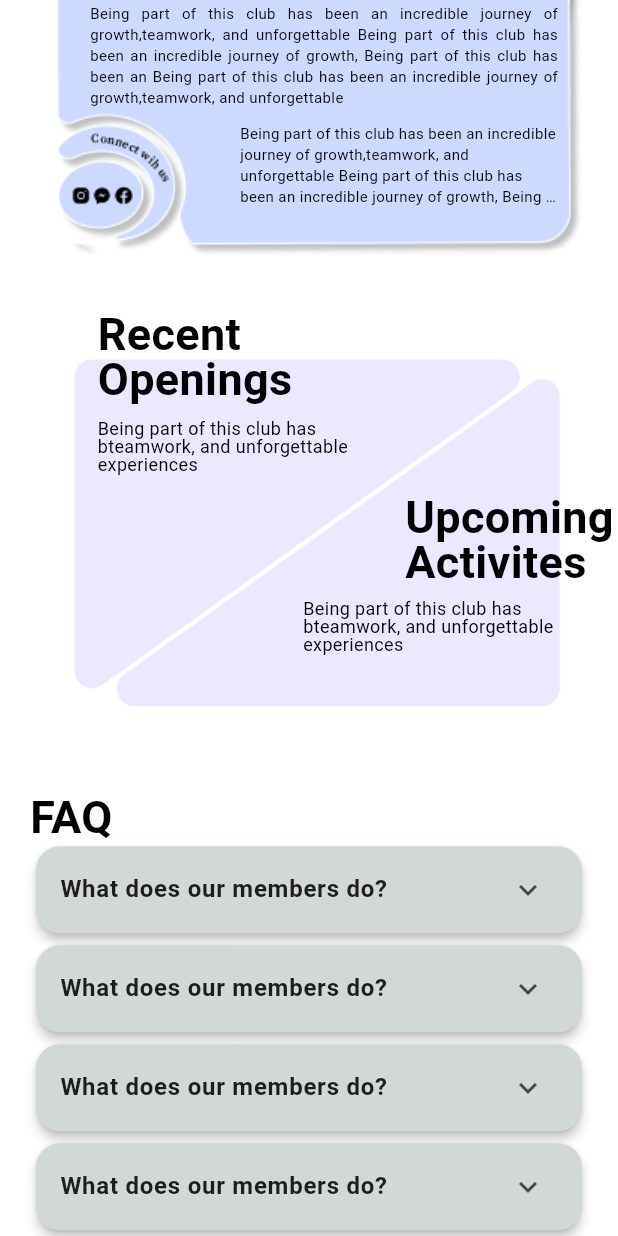
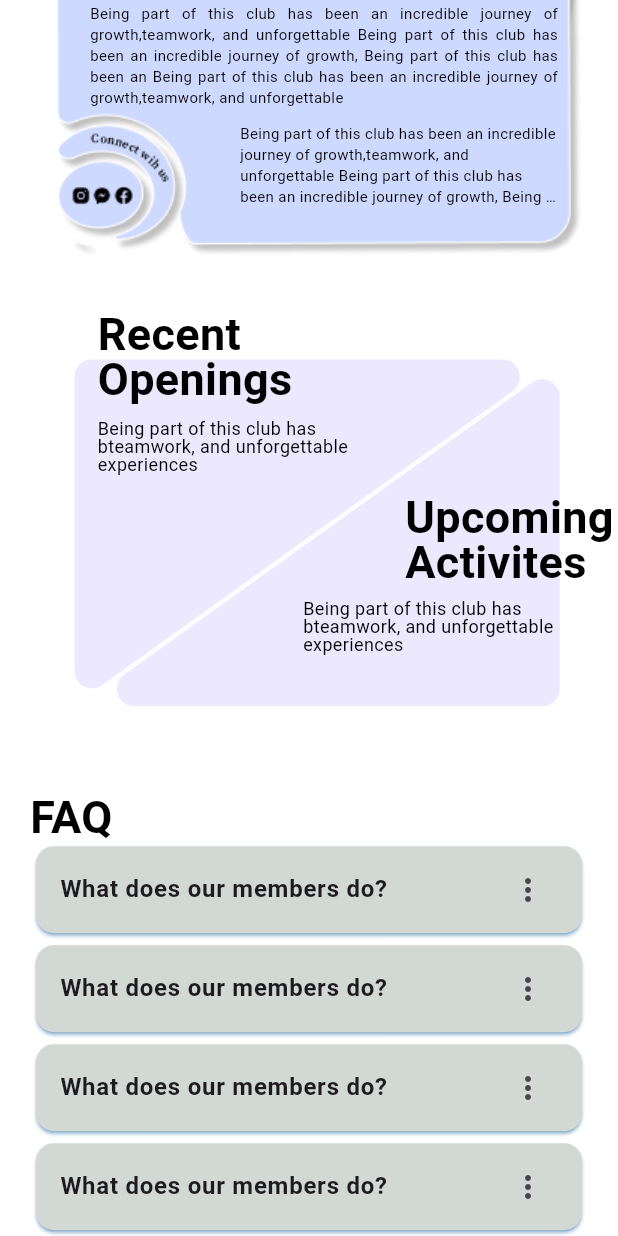
Before and after one commit to mishad01/East-Delta-University-Clubs, a Flutter app: the ClubDetailsScreen screen opened directly, scrolled down 879 dp, on a phone screen of 412 x 824 dp. Run offline on Flutter 3.47's test engine with Material 3 defaults, Android fonts, the phone set to English and light mode, and no system bars; our stand-ins replace carousel_slider, device_preview, flutter_svg, get, google_fonts, pin_code_fields and 1 more.

Commit message:
Club details Screen update

```diff
--- a/edu_clubs_app/lib/main.dart
+++ b/edu_clubs_app/lib/main.dart
@@ -1,6 +1,13 @@
+import 'package:device_preview/device_preview.dart';
 import 'package:edu_clubs_app/app.dart';
 import 'package:flutter/cupertino.dart';
+import 'package:flutter/foundation.dart';
 
 void main() {
-  runApp(EduClubs());
+  runApp(
+    DevicePreview(
+      enabled: !kReleaseMode,
+      builder: (context) => EduClubs(), // Wrap your app
+    ),
+  );
 }
--- a/edu_clubs_app/lib/presentation/ui/screens/club_details_screen.dart
+++ b/edu_clubs_app/lib/presentation/ui/screens/club_details_screen.dart
@@ -12,6 +12,7 @@ class ClubDetailsScreen extends StatefulWidget {
 }
 
 class _ClubDetailsScreenState extends State<ClubDetailsScreen> {
+  bool _isExpanded = false;
   @override
   Widget build(BuildContext context) {
     return Scaffold(
@@ -186,40 +187,41 @@ class _ClubDetailsScreenState extends State<ClubDetailsScreen> {
                     ListView.builder(
                       shrinkWrap: true,
                       itemCount: 4,
+                      physics: NeverScrollableScrollPhysics(),
                       padding: EdgeInsets.only(right: 20),
                       itemBuilder: (context, index) {
                         return Card(
-                          elevation: 3,
+                          shadowColor: Colors.blue,
                           color: Color(0xffD2D8D4),
-                          shape: RoundedRectangleBorder(
-                            borderRadius: BorderRadius.circular(16),
-                          ),
+                          child: Theme(
+                            data: ThemeData()
+                                .copyWith(dividerColor: Colors.transparent),
                             child: ExpansionTile(
+                              trailing: Icon(Icons.more_vert_rounded),
                               title: Text(
                                 "What does our members do?",
                                 style: TextStyle(
                                   fontSize: 16,
                                   fontWeight: FontWeight.bold,
-                                color: Colors.black87,
                                 ),
                               ),
                               children: [
                                 Padding(
-                                padding: const EdgeInsets.all(8.0),
+                                  padding: EdgeInsets.only(
+                                      left: 8, right: 8, bottom: 8),
                                   child: Text(
-                                  "Being part of this club has been an incredible journey of growth Being part of this club has been an incredible journey of growth Being part of this club has been an incredible journey of growth",
+                                    "Being part of this club has been an incredible journey of growth. Being part of this club has been an incredible journey of growth. Being part of this club has been an incredible journey of growth.",
                                     style: TextStyle(
                                         fontSize: 14, color: Colors.black54),
                                     textAlign: TextAlign.justify,
                                   ),
-                              )
+                                ),
                               ],
-                            backgroundColor: Colors.transparent,
-                            collapsedBackgroundColor: Colors.transparent,
+                            ),
                           ),
                         );
                       },
-                    )
+                    ),
                   ],
                 ),
               ),
```
Lines whose indentation alone changed are shown as unchanged.
